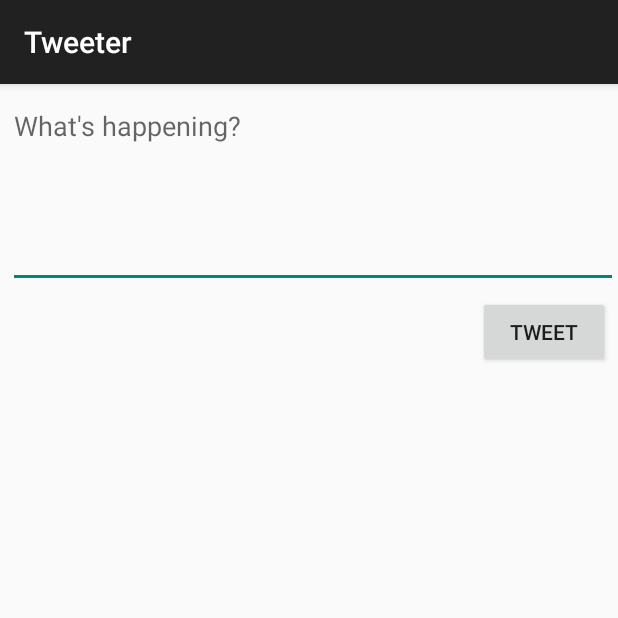
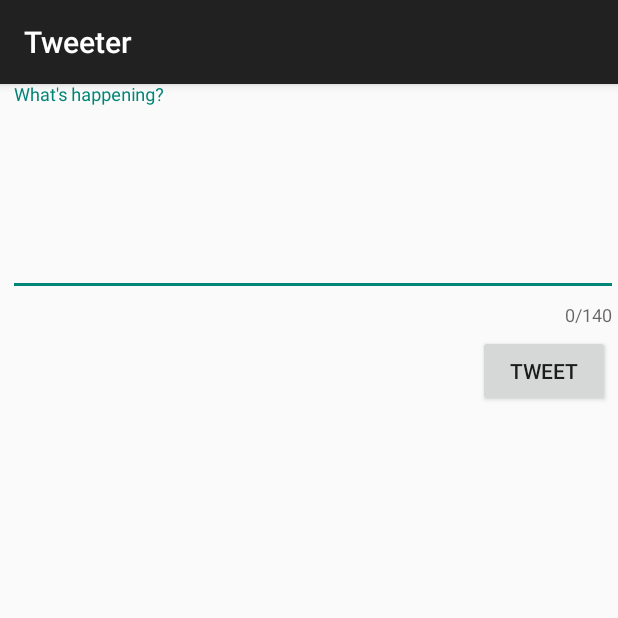
Before and after one commit to debbievo/tweeter-android, an Android app: the ComposeActivity screen opened directly, with no data from a screen before it, on a phone screen of 412 x 824 dp, the top half of it. Run offline under Robolectric (Android 15) with nearby library versions, the phone set to English and light mode, and no system bars; our stand-ins replace Room's generated code; libraries missing offline, so code that uses them is left out: com.codepath.asynchttpclient, com.facebook.stetho, org.parceler; 1 statement that could not run was skipped.

Commit message:
Added char count for char remaining

```diff
--- a/app/build.gradle
+++ b/app/build.gradle
@@ -53,4 +53,5 @@ dependencies {
     implementation 'androidx.swiperefreshlayout:swiperefreshlayout:1.0.0'
     implementation 'org.parceler:parceler-api:1.1.12'
     annotationProcessor 'org.parceler:parceler:1.1.12'
+    implementation 'com.google.android.material:material:1.0.0'
 }
--- a/app/src/main/res/layout/activity_compose.xml
+++ b/app/src/main/res/layout/activity_compose.xml
@@ -7,7 +7,7 @@
     android:layout_height="match_parent"
     tools:context=".ComposeActivity">
 
-    <EditText
+    <!--EditText
         android:id="@+id/etCompose"
         android:layout_width="match_parent"
         android:layout_height="wrap_content"
@@ -17,15 +17,39 @@
         android:gravity="start|top"
         android:hint="What's happening?"
         android:inputType="textMultiLine"
-        android:minLines="5" />
+        android:minLines="5"
+        android:maxLength="140"/> -->
 
+    <!-- android:layout_below="@+id/etCompose" -->
     <Button
+
         android:id="@+id/btnTweet"
         android:layout_width="wrap_content"
         android:layout_height="wrap_content"
-        android:layout_below="@+id/etCompose"
+        android:layout_below="@+id/inputLayout"
         android:layout_alignParentEnd="true"
         android:layout_marginTop="5dp"
         android:layout_marginEnd="5dp"
         android:text="@string/tweet" />
+
+    <com.google.android.material.textfield.TextInputLayout
+        android:id="@+id/inputLayout"
+        android:layout_width="match_parent"
+        android:layout_height="wrap_content"
+        app:counterEnabled="true"
+        app:counterMaxLength="140">
+
+        <com.google.android.material.textfield.TextInputEditText
+            android:id="@+id/etCompose"
+            android:layout_width="match_parent"
+            android:layout_height="wrap_content"
+            android:layout_marginStart="5dp"
+            android:layout_marginTop="5dp"
+            android:ems="10"
+            android:gravity="start|top"
+            android:hint="@string/whats_happening"
+            android:inputType="textMultiLine"
+            android:minLines="5"
+            android:maxLength="140" />
+    </com.google.android.material.textfield.TextInputLayout>
 </RelativeLayout>
--- a/app/src/main/res/values/strings.xml
+++ b/app/src/main/res/values/strings.xml
@@ -6,5 +6,6 @@
     <string name="intent_scheme">oauth</string>
     <string name="intent_host">cprest</string>
     <string name="tweet">Tweet</string>
+    <string name="whats_happening">What\'s happening?</string>
 
 </resources>
--- a/build.gradle
+++ b/build.gradle
@@ -5,7 +5,7 @@ buildscript {
         jcenter()
     }
     dependencies {
-        classpath 'com.android.tools.build:gradle:3.5.1'
+        classpath 'com.android.tools.build:gradle:3.5.2'
     }
 }
 
```
